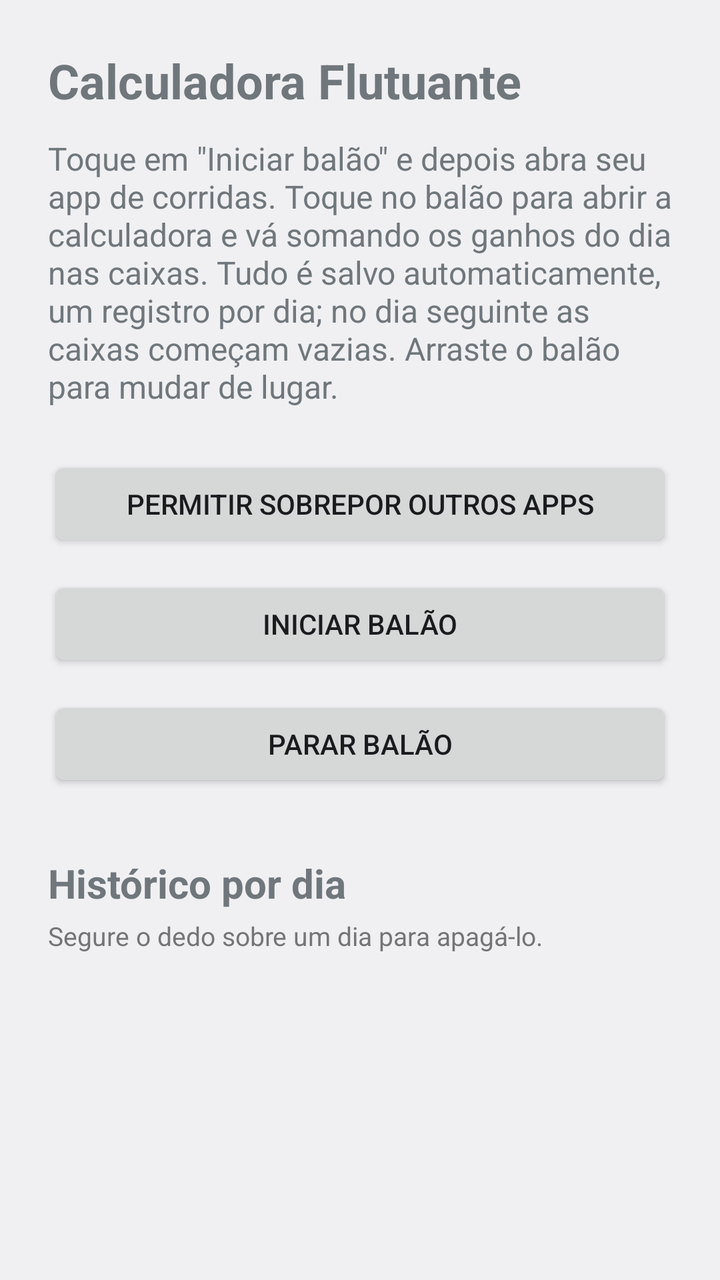
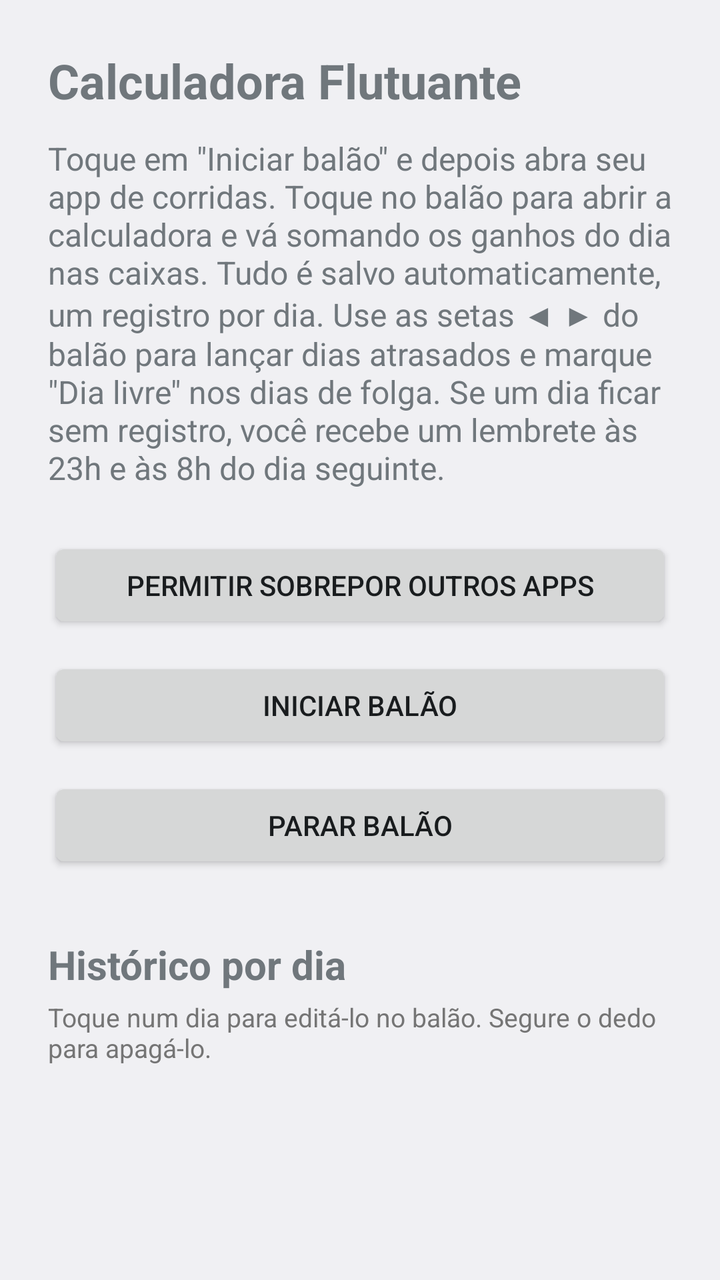

Compare the two renders of this Android layout. The source of the first and the diff that turns it into the second are given below.
<!-- AndroidManifest.xml: application theme android:Theme.DeviceDefault.Light -->
<!-- res/layout/activity_main.xml -->
<?xml version="1.0" encoding="utf-8"?>
<ScrollView xmlns:android="http://schemas.android.com/apk/res/android"
    android:id="@+id/rolagem"
    android:layout_width="match_parent"
    android:layout_height="match_parent">

<LinearLayout
    android:layout_width="match_parent"
    android:layout_height="wrap_content"
    android:orientation="vertical"
    android:padding="24dp">

    <TextView
        android:layout_width="wrap_content"
        android:layout_height="wrap_content"
        android:text="@string/app_name"
        android:textSize="24sp"
        android:textStyle="bold" />

    <TextView
        android:layout_width="match_parent"
        android:layout_height="wrap_content"
        android:layout_marginTop="12dp"
        android:text="@string/instrucoes"
        android:textSize="16sp" />

    <Button
        android:id="@+id/btnPermissao"
        android:layout_width="match_parent"
        android:layout_height="wrap_content"
        android:layout_marginTop="24dp"
        android:text="@string/permitir" />

    <Button
        android:id="@+id/btnIniciar"
        android:layout_width="match_parent"
        android:layout_height="wrap_content"
        android:layout_marginTop="12dp"
        android:text="@string/iniciar" />

    <Button
        android:id="@+id/btnParar"
        android:layout_width="match_parent"
        android:layout_height="wrap_content"
        android:layout_marginTop="12dp"
        android:text="@string/parar" />

    <TextView
        android:id="@+id/tituloHistorico"
        android:layout_width="wrap_content"
        android:layout_height="wrap_content"
        android:layout_marginTop="32dp"
        android:text="Histórico por dia"
        android:textSize="20sp"
        android:textStyle="bold" />

    <TextView
        android:layout_width="match_parent"
        android:layout_height="wrap_content"
        android:layout_marginTop="4dp"
        android:text="Segure o dedo sobre um dia para apagá-lo."
        android:textColor="#FF757575"
        android:textSize="13sp" />

    <LinearLayout
        android:id="@+id/historico"
        android:layout_width="match_parent"
        android:layout_height="wrap_content"
        android:layout_marginTop="8dp"
        android:orientation="vertical" />
</LinearLayout>
</ScrollView>
<!-- resources referenced by this layout -->
<resources>
  <string name="app_name">Calculadora Flutuante</string>
  <string name="iniciar">Iniciar balão</string>
  <string name="instrucoes">Toque em \"Iniciar balão\" e depois abra seu app de corridas. Toque no balão para abrir a calculadora e vá somando os ganhos do dia nas caixas. Tudo é salvo automaticamente, um registro por dia; no dia seguinte as caixas começam vazias. Arraste o balão para mudar de lugar.</string>
  <string name="parar">Parar balão</string>
  <string name="permitir">Permitir sobrepor outros apps</string>
</resources>

<!-- the commit's change to res/layout/activity_main.xml (unified diff, before → after) -->
@@ -58,7 +58,7 @@
         android:layout_width="match_parent"
         android:layout_height="wrap_content"
         android:layout_marginTop="4dp"
-        android:text="Segure o dedo sobre um dia para apagá-lo."
+        android:text="Toque num dia para editá-lo no balão. Segure o dedo para apagá-lo."
         android:textColor="#FF757575"
         android:textSize="13sp" />
 
<!-- resource entries referenced after the edit -->
@@ -2,7 +2,7 @@
 <resources>
   <string name="app_name">Calculadora Flutuante</string>
   <string name="iniciar">Iniciar balão</string>
-  <string name="instrucoes">Toque em \"Iniciar balão\" e depois abra seu app de corridas. Toque no balão para abrir a calculadora e vá somando os ganhos do dia nas caixas. Tudo é salvo automaticamente, um registro por dia; no dia seguinte as caixas começam vazias. Arraste o balão para mudar de lugar.</string>
+  <string name="instrucoes">Toque em \"Iniciar balão\" e depois abra seu app de corridas. Toque no balão para abrir a calculadora e vá somando os ganhos do dia nas caixas. Tudo é salvo automaticamente, um registro por dia. Use as setas ◀ ▶ do balão para lançar dias atrasados e marque \"Dia livre\" nos dias de folga. Se um dia ficar sem registro, você recebe um lembrete às 23h e às 8h do dia seguinte.</string>
   <string name="parar">Parar balão</string>
   <string name="permitir">Permitir sobrepor outros apps</string>
 </resources>
